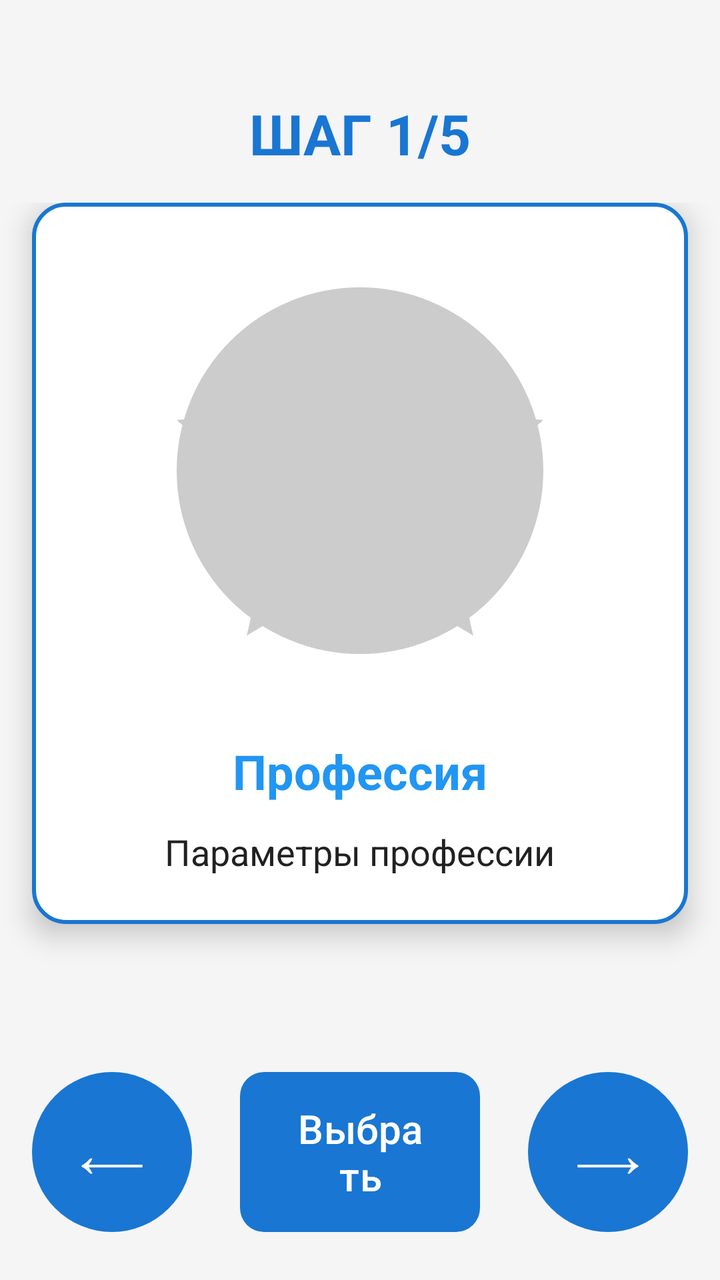
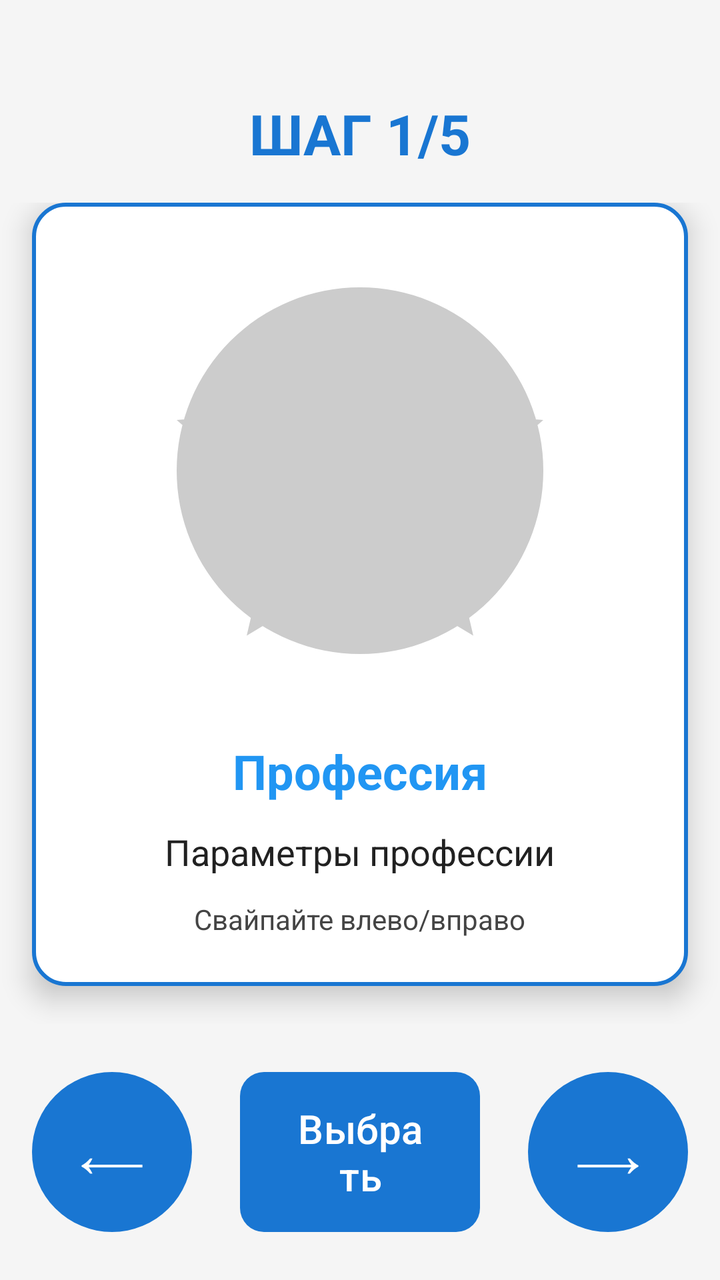

An Android layout rendered at two revisions. The XML below is the earlier revision; the diff shows what the commit changed to produce the second picture.
<!-- AndroidManifest.xml: application theme Theme.FinancialSuccess -->
<!-- res/layout/step_profession.xml -->
<?xml version="1.0" encoding="utf-8"?>
<LinearLayout xmlns:android="http://schemas.android.com/apk/res/android"
    android:layout_width="match_parent"
    android:layout_height="match_parent"
    android:orientation="vertical"
    android:background="@color/background_color">

    <TextView
        android:id="@+id/tvStepTitle"
        android:layout_width="wrap_content"
        android:layout_height="wrap_content"
        android:text="ШАГ 1/5"
        android:textSize="28sp"
        android:textStyle="bold"
        android:textColor="@color/primary_color"
        android:layout_gravity="center_horizontal"
        android:layout_marginTop="48dp"
        android:layout_marginBottom="16dp" />

    
    <ScrollView
        android:layout_width="match_parent"
        android:layout_height="0dp"
        android:layout_weight="1"
        android:fillViewport="true">

        <LinearLayout
            android:layout_width="match_parent"
            android:layout_height="wrap_content"
            android:orientation="vertical"
            android:gravity="center_horizontal"
            android:paddingBottom="16dp">

            
            <LinearLayout
                android:id="@+id/professionCard"
                android:layout_width="match_parent"
                android:layout_height="wrap_content"
                android:orientation="vertical"
                android:background="@drawable/card_bg"
                android:elevation="8dp"
                android:padding="24dp"
                android:layout_marginStart="16dp"
                android:layout_marginEnd="16dp"
                android:gravity="center_horizontal">

                <ImageView
                    android:id="@+id/ivProfessionPhoto"
                    android:layout_width="220dp"
                    android:layout_height="220dp"
                    android:adjustViewBounds="true"
                    android:scaleType="centerCrop"
                    android:src="@drawable/ic_profession_placeholder" />

                <TextView
                    android:id="@+id/tvProfessionName"
                    android:layout_width="wrap_content"
                    android:layout_height="wrap_content"
                    android:text="Профессия"
                    android:textSize="24sp"
                    android:textStyle="bold"
                    android:layout_marginTop="24dp"
                    android:textColor="@color/asset_blue" />

                <TextView
                    android:id="@+id/tvProfessionParams"
                    android:layout_width="wrap_content"
                    android:layout_height="wrap_content"
                    android:text="Параметры профессии"
                    android:textSize="18sp"
                    android:layout_marginTop="12dp"
                    android:textColor="@color/text_primary" />
            </LinearLayout>
        </LinearLayout>
    </ScrollView>

    
    <LinearLayout
        android:layout_width="match_parent"
        android:layout_height="wrap_content"
        android:orientation="horizontal"
        android:gravity="center"
        android:paddingTop="8dp"
        android:paddingBottom="24dp">

        <Button
            android:id="@+id/btnSwipeLeft"
            android:layout_width="80dp"
            android:layout_height="80dp"
            android:text="⟵"
            android:textSize="32sp"
            android:background="@drawable/btn_circle_bg" />

        <Button
            android:id="@+id/btnChooseProfession"
            android:layout_width="120dp"
            android:layout_height="80dp"
            android:text="Выбрать"
            android:textSize="20sp"
            android:background="@drawable/btn_primary_bg"
            android:layout_marginStart="24dp"
            android:layout_marginEnd="24dp" />

        <Button
            android:id="@+id/btnSwipeRight"
            android:layout_width="80dp"
            android:layout_height="80dp"
            android:text="⟶"
            android:textSize="32sp"
            android:background="@drawable/btn_circle_bg" />
    </LinearLayout>
</LinearLayout>
<!-- resources referenced by this layout -->
<resources>
  <color name="asset_blue">#2196F3</color>
  <color name="background_color">#F5F5F5</color>
  <color name="primary_color">#1976D2</color>
  <color name="text_primary">#212121</color>
  <!-- drawable btn_circle_bg (drawable) -->
  <shape xmlns:android="http://schemas.android.com/apk/res/android" android:shape="oval">
      <solid android:color="@color/primary_color"/>
  </shape>
  <!-- drawable btn_primary_bg (drawable) -->
  <shape xmlns:android="http://schemas.android.com/apk/res/android" android:shape="rectangle">
      <solid android:color="@color/primary_color"/>
      <corners android:radius="12dp"/>
  </shape>
  <!-- drawable card_bg (drawable) -->
  <shape xmlns:android="http://schemas.android.com/apk/res/android" android:shape="rectangle">
      <solid android:color="@color/white"/>
      <corners android:radius="16dp"/>
      <stroke android:width="2dp" android:color="@color/primary_color"/>
  </shape>
  <!-- drawable ic_profession_placeholder (drawable) -->
  <vector xmlns:android="http://schemas.android.com/apk/res/android"
      android:width="24dp"
      android:height="24dp"
      android:viewportWidth="24"
      android:viewportHeight="24">
      <path
          android:fillColor="#CCCCCC"
          android:pathData="M12,2A10,10 0 1,0 22,12A10,10 0 0,0 12,2ZM12,12A2,2 0 1,1 14,14A2,2 0 0,1 12,12ZM12,17.27L18.18,21L16.54,13.97L22,9.24L14.81,8.63L12,2L9.19,8.63L2,9.24L7.46,13.97L5.82,21L12,17.27Z"/>
  </vector>
  <style name="Theme.FinancialSuccess" parent="Theme.Material3.DayNight">
          
          <item name="colorPrimary">@color/primary_color</item>
          <item name="colorPrimaryVariant">@color/primary_variant</item>
          <item name="colorOnPrimary">@color/white</item>
          
          
          <item name="colorSecondary">@color/secondary_color</item>
          <item name="colorSecondaryVariant">@color/secondary_variant</item>
          <item name="colorOnSecondary">@color/black</item>
          
          
          <item name="android:colorBackground">@color/background_color</item>
          <item name="colorSurface">@color/surface_color</item>
          <item name="colorOnBackground">@color/text_primary</item>
          <item name="colorOnSurface">@color/text_primary</item>
          
          
          <item name="android:statusBarColor">?attr/colorPrimaryVariant</item>
          
          
          <item name="windowActionBar">false</item>
          <item name="windowNoTitle">true</item>
          
          
          <item name="materialCardViewStyle">@style/Widget.App.CardView</item>
          
          
          <item name="materialButtonStyle">@style/Widget.App.Button</item>
      </style>
  <color name="white">#FFFFFF</color>
  <color name="primary_variant">#0D47A1</color>
  <color name="secondary_color">#FFC107</color>
  <color name="secondary_variant">#FF8F00</color>
  <color name="black">#000000</color>
  <color name="surface_color">#FFFFFF</color>
  <style name="Widget.App.CardView" parent="Widget.Material3.CardView.Elevated">
          <item name="cardCornerRadius">12dp</item>
          <item name="cardElevation">4dp</item>
          <item name="contentPadding">16dp</item>
      </style>
  <style name="Widget.App.Button" parent="Widget.Material3.Button">
          <item name="cornerRadius">8dp</item>
          <item name="android:textAllCaps">false</item>
      </style>
</resources>

<!-- the commit's change to res/layout/step_profession.xml (unified diff, before → after) -->
@@ -70,6 +70,15 @@
                     android:textSize="18sp"
                     android:layout_marginTop="12dp"
                     android:textColor="@color/text_primary" />
+
+                <TextView
+                    android:id="@+id/tvSwipeHint"
+                    android:layout_width="wrap_content"
+                    android:layout_height="wrap_content"
+                    android:text="Свайпайте влево/вправо"
+                    android:textSize="14sp"
+                    android:layout_marginTop="12dp"
+                    android:textColor="@color/text_secondary"/>
             </LinearLayout>
         </LinearLayout>
     </ScrollView>
<!-- resource entries referenced after the edit -->
@@ -4,15 +4,28 @@
   <color name="background_color">#F5F5F5</color>
   <color name="primary_color">#1976D2</color>
   <color name="text_primary">#212121</color>
+  <color name="text_secondary">#444444</color>
   <!-- drawable btn_circle_bg (drawable) -->
-  <shape xmlns:android="http://schemas.android.com/apk/res/android" android:shape="oval">
-      <solid android:color="@color/primary_color"/>
-  </shape>
+  <?xml version="1.0" encoding="utf-8"?>
+  <ripple xmlns:android="http://schemas.android.com/apk/res/android"
+      android:color="@color/primary_color_light">
+      <item>
+          <shape android:shape="oval">
+              <solid android:color="@color/primary_color"/>
+          </shape>
+      </item>
+  </ripple>
   <!-- drawable btn_primary_bg (drawable) -->
-  <shape xmlns:android="http://schemas.android.com/apk/res/android" android:shape="rectangle">
-      <solid android:color="@color/primary_color"/>
-      <corners android:radius="12dp"/>
-  </shape>
+  <?xml version="1.0" encoding="utf-8"?>
+  <ripple xmlns:android="http://schemas.android.com/apk/res/android"
+      android:color="@color/primary_color_light">
+      <item>
+          <shape android:shape="rectangle">
+              <solid android:color="@color/primary_color"/>
+              <corners android:radius="12dp"/>
+          </shape>
+      </item>
+  </ripple>
   <!-- drawable card_bg (drawable) -->
   <shape xmlns:android="http://schemas.android.com/apk/res/android" android:shape="rectangle">
       <solid android:color="@color/white"/>
@@ -59,6 +72,7 @@
           
           <item name="materialButtonStyle">@style/Widget.App.Button</item>
       </style>
+  <color name="primary_color_light">#E3F2FD</color>
   <color name="white">#FFFFFF</color>
   <color name="primary_variant">#0D47A1</color>
   <color name="secondary_color">#FFC107</color>
